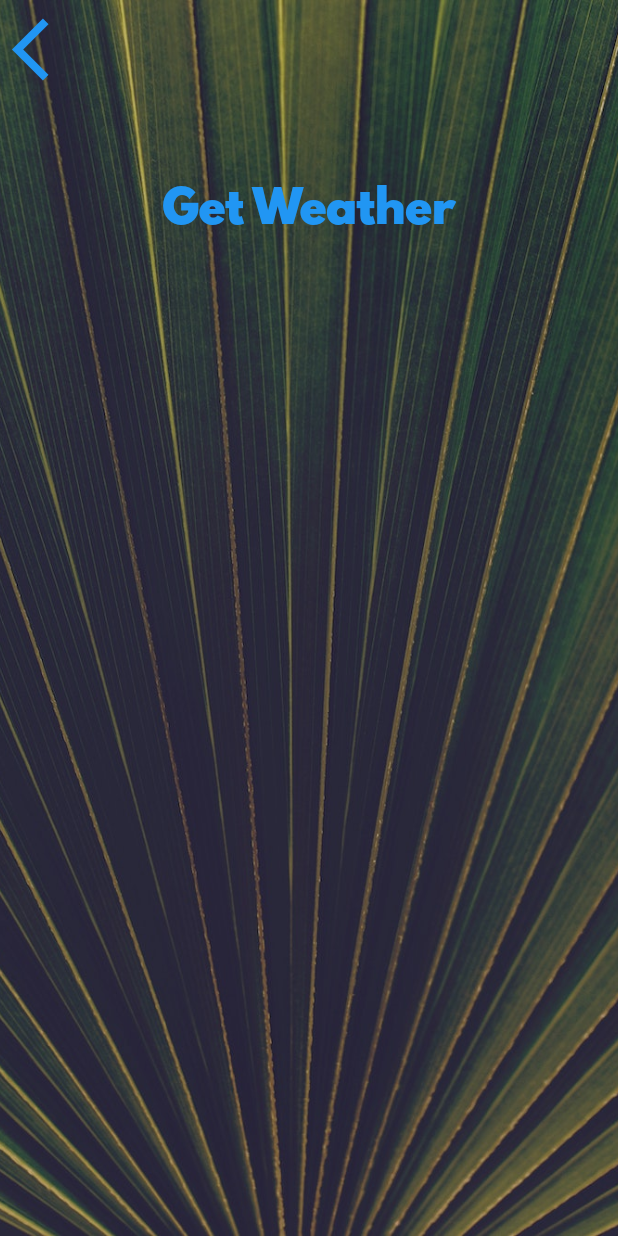
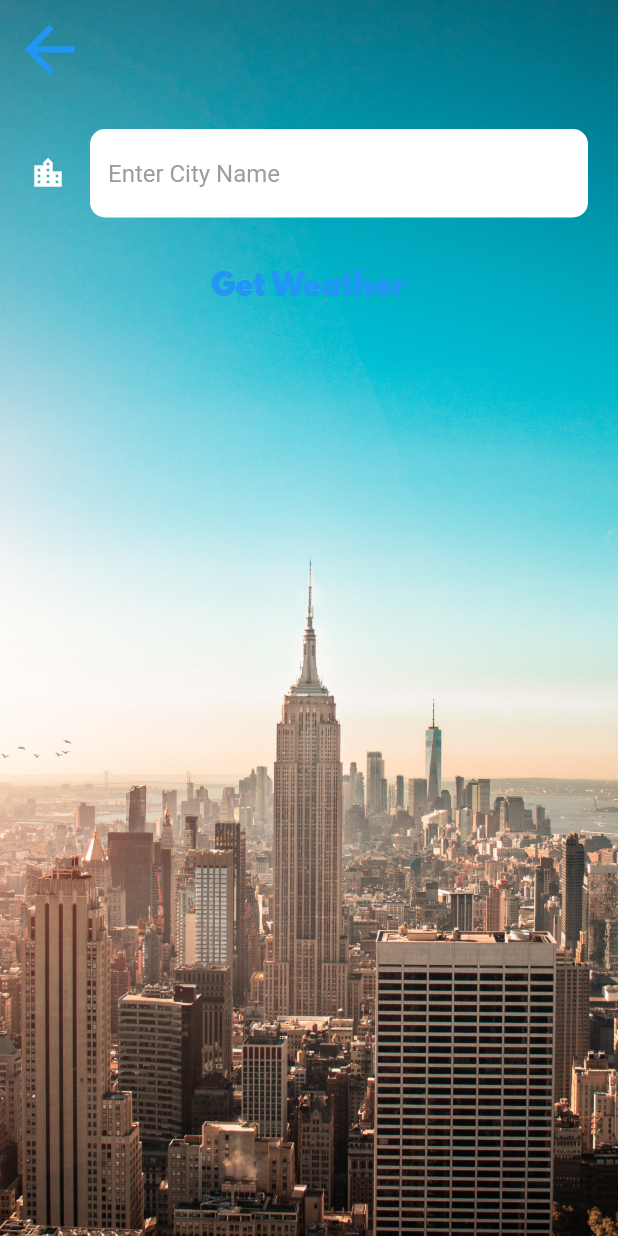
Before and after one commit to lijealso/flutter-dart, a Flutter app: the CityScreen screen opened directly, on a phone screen of 412 x 824 dp. Run offline on Flutter 3.47's test engine with Material 2 defaults, Android fonts, the phone set to English and light mode, and no system bars; our stand-ins replace audioplayers, flutter_spinkit, font_awesome_flutter, geolocator, rflutter_alert; network calls fail.

Commit message:
Until lesson 154

```diff
--- a/clima/lib/screens/city_screen.dart
+++ b/clima/lib/screens/city_screen.dart
@@ -7,6 +7,8 @@
 }
 
 class _CityScreenState extends State<CityScreen> {
+  String? cityName;
+
   @override
   Widget build(BuildContext context) {
     return Scaffold(
@@ -24,19 +26,29 @@
               Align(
                 alignment: Alignment.topLeft,
                 child: TextButton(
-                  onPressed: () {},
+                  onPressed: () {
+                    Navigator.pop(context);
+                  },
                   child: Icon(
-                    Icons.arrow_back_ios,
+                    Icons.arrow_back,
                     size: 50.0,
                   ),
                 ),
               ),
               Container(
                 padding: EdgeInsets.all(20.0),
-                child: null,
+                child: TextField(
+                  style: TextStyle(
+                    color: Colors.black,
+                  ),
+                  decoration: kTextFieldInputDecorations,
+                  onChanged: (value) => cityName = value,
+                ),
               ),
               TextButton(
-                onPressed: () {},
+                onPressed: () {
+                  Navigator.pop(context, cityName);
+                },
                 child: Text(
                   'Get Weather',
                   style: kButtonTextStyle,
--- a/clima/lib/utilities/constants.dart
+++ b/clima/lib/utilities/constants.dart
@@ -11,10 +11,27 @@
 );
 
 const kButtonTextStyle = TextStyle(
-  fontSize: 30.0,
+  fontSize: 20.0,
   fontFamily: 'Spartan MB',
 );
 
 const kConditionTextStyle = TextStyle(
   fontSize: 50.0,
 );
+
+const kTextFieldInputDecorations = InputDecoration(
+  filled: true,
+  fillColor: Colors.white,
+  icon: Icon(
+    Icons.location_city,
+    color: Colors.white,
+  ),
+  hintText: 'Enter City Name',
+  hintStyle: TextStyle(color: Colors.grey),
+  border: OutlineInputBorder(
+    borderRadius: BorderRadius.all(
+      Radius.circular(10.0),
+    ),
+    borderSide: BorderSide.none,
+  ),
+);
```
Also changed, not shown: clima/lib/screens/loading_screen.dart (+17 -20 lines), clima/lib/screens/location_screen.dart (+31 -4 lines), clima/lib/services/weather.dart (+26 -0 lines), clima/images/city_background.jpg, clima/images/location_background.jpg.
